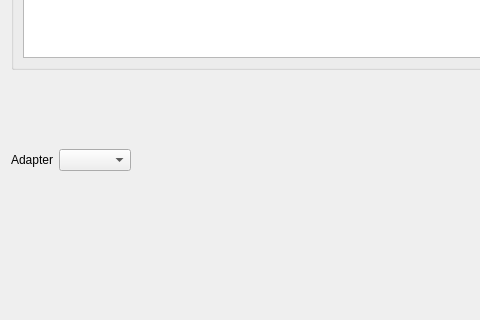
First picture: the form in src/dialogs/expressionsdialog.ui, repository ModbusScope/ModbusScope, before the edit; both pictures show x 0 to 480 and y 432 to 752 of the 823 by 854 pixel window.
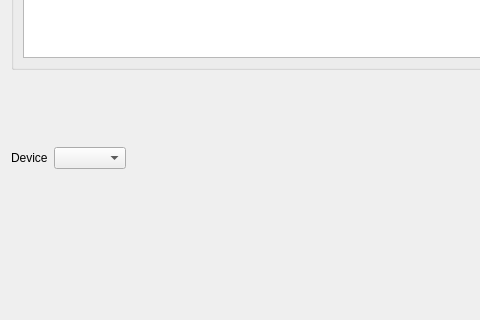
Second picture: the form after the edit.

Commit message:
Show devices instead of adapters in expression help selector
List each configured device (name, protocol, id) in the ExpressionsDialog
help combo box instead of raw adapters, since users think in terms of
devices. Selecting a device still requests help from its owning adapter,
and switching between devices on the same adapter is now a no-op to
avoid flickering the help text. Also widens the spacing between the
selector and the info label.

```diff
--- a/src/dialogs/expressionsdialog.ui
+++ b/src/dialogs/expressionsdialog.ui
@@ -187,7 +187,7 @@
     <widget class="QWidget" name="widgetInfo" native="true">
      <layout class="QVBoxLayout" name="verticalLayout_4">
       <property name="spacing">
-       <number>0</number>
+       <number>8</number>
       </property>
       <property name="leftMargin">
        <number>0</number>
@@ -219,7 +219,7 @@
          <item>
           <widget class="QLabel" name="lblHelpAdapter">
            <property name="text">
-            <string>Adapter</string>
+            <string>Device</string>
            </property>
           </widget>
          </item>
```
Left out of the diff: 8 changed lines with no effect on the pictures. The commit also changes 4 other files.
